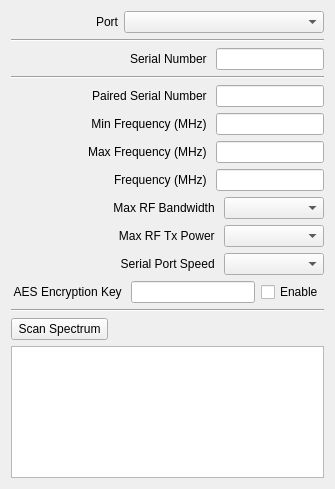
Old version of the form ground/src/experimental/PipXtreme_Config/mainwindow.ui in the repository openpilot/OpenPilot.
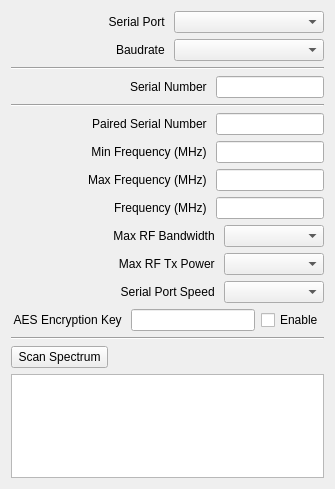
New version of the form.

Patch:
```diff
--- a/ground/src/experimental/PipXtreme_Config/mainwindow.ui
+++ b/ground/src/experimental/PipXtreme_Config/mainwindow.ui
@@ -20,7 +20,7 @@
       <item>
        <widget class="QLabel" name="label">
         <property name="text">
-         <string>Port</string>
+         <string> Serial Port </string>
         </property>
         <property name="alignment">
          <set>Qt::AlignRight|Qt::AlignTrailing|Qt::AlignVCenter</set>
@@ -37,7 +37,37 @@
         </property>
         <property name="minimumSize">
          <size>
-          <width>200</width>
+          <width>150</width>
+          <height>0</height>
+         </size>
+        </property>
+       </widget>
+      </item>
+     </layout>
+    </item>
+    <item>
+     <layout class="QHBoxLayout" name="horizontalLayout_13">
+      <item>
+       <widget class="QLabel" name="label_11">
+        <property name="text">
+         <string> Baudrate </string>
+        </property>
+        <property name="alignment">
+         <set>Qt::AlignRight|Qt::AlignTrailing|Qt::AlignVCenter</set>
+        </property>
+       </widget>
+      </item>
+      <item>
+       <widget class="QComboBox" name="comboBox_5">
+        <property name="sizePolicy">
+         <sizepolicy hsizetype="Fixed" vsizetype="Fixed">
+          <horstretch>0</horstretch>
+          <verstretch>0</verstretch>
+         </sizepolicy>
+        </property>
+        <property name="minimumSize">
+         <size>
+          <width>150</width>
           <height>0</height>
          </size>
         </property>
@@ -81,6 +111,12 @@
         <property name="acceptDrops">
          <bool>false</bool>
         </property>
+        <property name="maxLength">
+         <number>8</number>
+        </property>
+        <property name="alignment">
+         <set>Qt::AlignCenter</set>
+        </property>
         <property name="readOnly">
          <bool>true</bool>
         </property>
@@ -121,6 +157,12 @@
           <height>0</height>
          </size>
         </property>
+        <property name="maxLength">
+         <number>8</number>
+        </property>
+        <property name="alignment">
+         <set>Qt::AlignCenter</set>
+        </property>
        </widget>
       </item>
      </layout>
@@ -151,6 +193,12 @@
           <height>0</height>
          </size>
         </property>
+        <property name="maxLength">
+         <number>9</number>
+        </property>
+        <property name="alignment">
+         <set>Qt::AlignCenter</set>
+        </property>
        </widget>
       </item>
      </layout>
@@ -181,6 +229,12 @@
           <height>0</height>
          </size>
         </property>
+        <property name="maxLength">
+         <number>9</number>
+        </property>
+        <property name="alignment">
+         <set>Qt::AlignCenter</set>
+        </property>
        </widget>
       </item>
      </layout>
@@ -211,6 +265,12 @@
           <height>0</height>
          </size>
         </property>
+        <property name="maxLength">
+         <number>9</number>
+        </property>
+        <property name="alignment">
+         <set>Qt::AlignCenter</set>
+        </property>
        </widget>
       </item>
      </layout>
```
Left out of the diff: 6 changed lines with no effect on the pictures.
